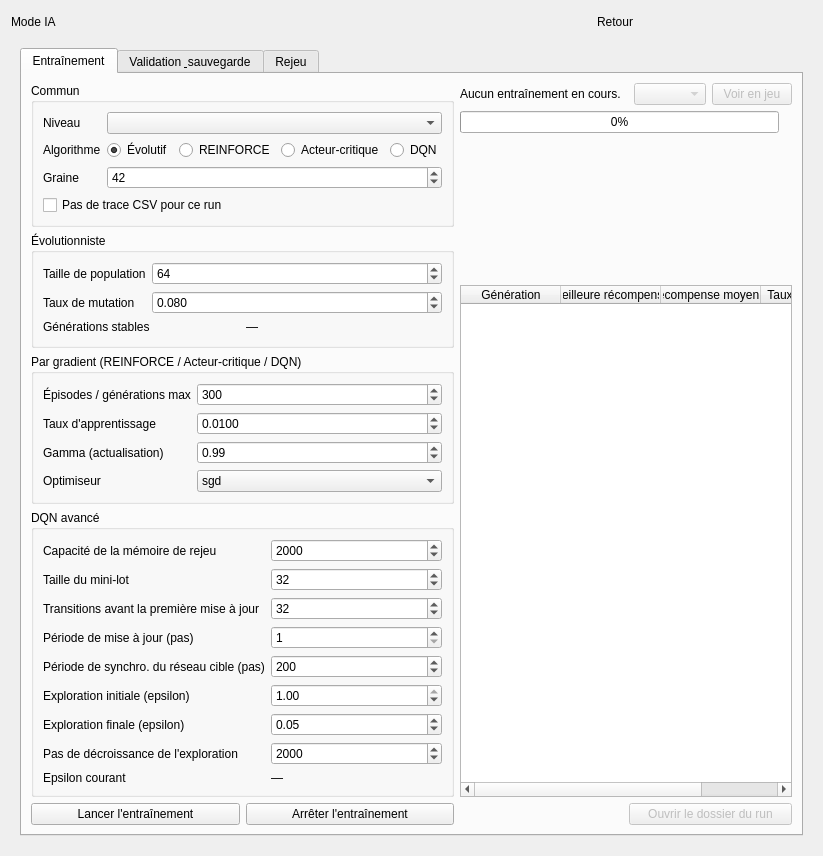
Before: the Qt Designer form Source/Elements/UI/AiModeScreen.ui in azertval/ProjectGaming, drawn with Qt 5.
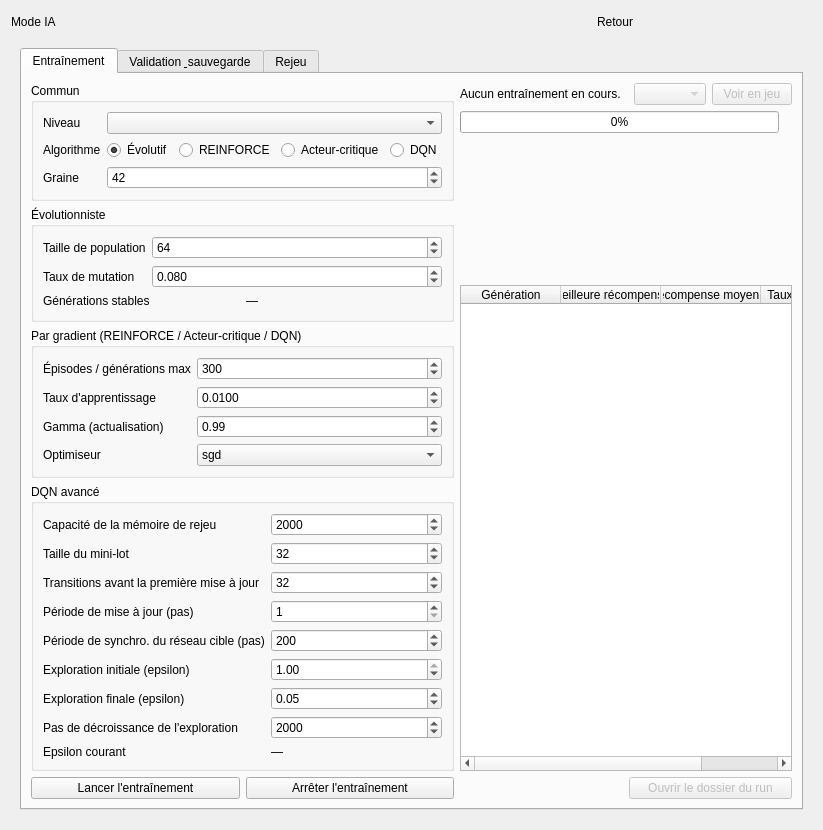
After: the same form once the commit is applied. Custom widgets are drawn as their Qt base class.

Commit message: fix(ai-mode): couper les traces moteur pendant l'IA, garder le CSV, legende du graphique

The edit to the form file:
```diff
--- a/Source/Elements/UI/AiModeScreen.ui
+++ b/Source/Elements/UI/AiModeScreen.ui
@@ -64,12 +64,6 @@
               <property name="value"><number>42</number></property>
              </widget>
             </item>
-
-            <item row="3" column="0" colspan="2">
-             <widget class="QCheckBox" name="noStatsCheck">
-              <property name="text"><string>Pas de trace CSV pour ce run</string></property>
-             </widget>
-            </item>
            </layout>
           </widget>
          </item>
```
The commit also changes 21 other files.
